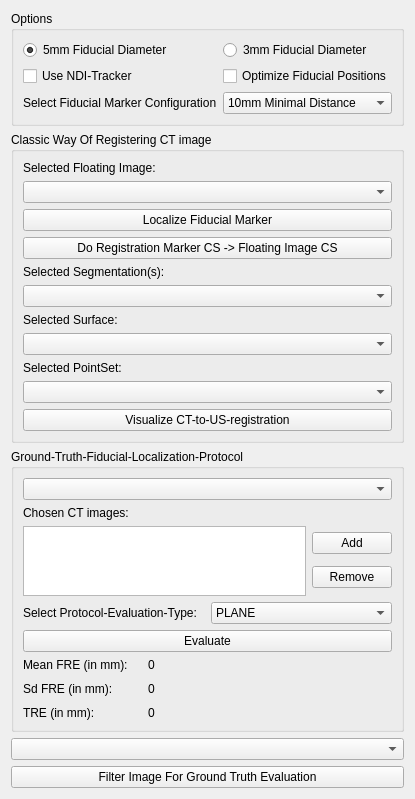
The window that Plugins/org.mitk.gui.qt.igt.app.echotrack/src/internal/NavigationStepWidgets/QmitkUSNavigationStepCtUsRegistration.ui (MITK/MITK) describes before a commit, drawn with Qt 5.
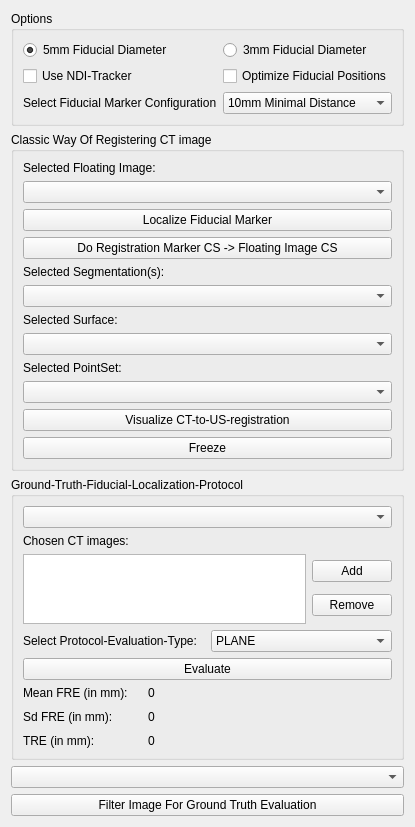
The same window after the commit. Custom widgets are drawn as their Qt base class.

Commit message: Added simple freeze button in the widget for freezing/unfreezing the combined modality.

Patch:
```diff
--- a/Plugins/org.mitk.gui.qt.igt.app.echotrack/src/internal/NavigationStepWidgets/QmitkUSNavigationStepCtUsRegistration.ui
+++ b/Plugins/org.mitk.gui.qt.igt.app.echotrack/src/internal/NavigationStepWidgets/QmitkUSNavigationStepCtUsRegistration.ui
@@ -7,7 +7,7 @@
     <x>0</x>
     <y>0</y>
     <width>400</width>
-    <height>767</height>
+    <height>808</height>
    </rect>
   </property>
   <property name="windowTitle">
@@ -169,6 +169,13 @@
         </property>
        </widget>
       </item>
+      <item>
+       <widget class="QPushButton" name="freezeUnfreezePushButton">
+        <property name="text">
+         <string>Freeze</string>
+        </property>
+       </widget>
+      </item>
      </layout>
     </widget>
    </item>
```
The commit also changes 2 other files.
